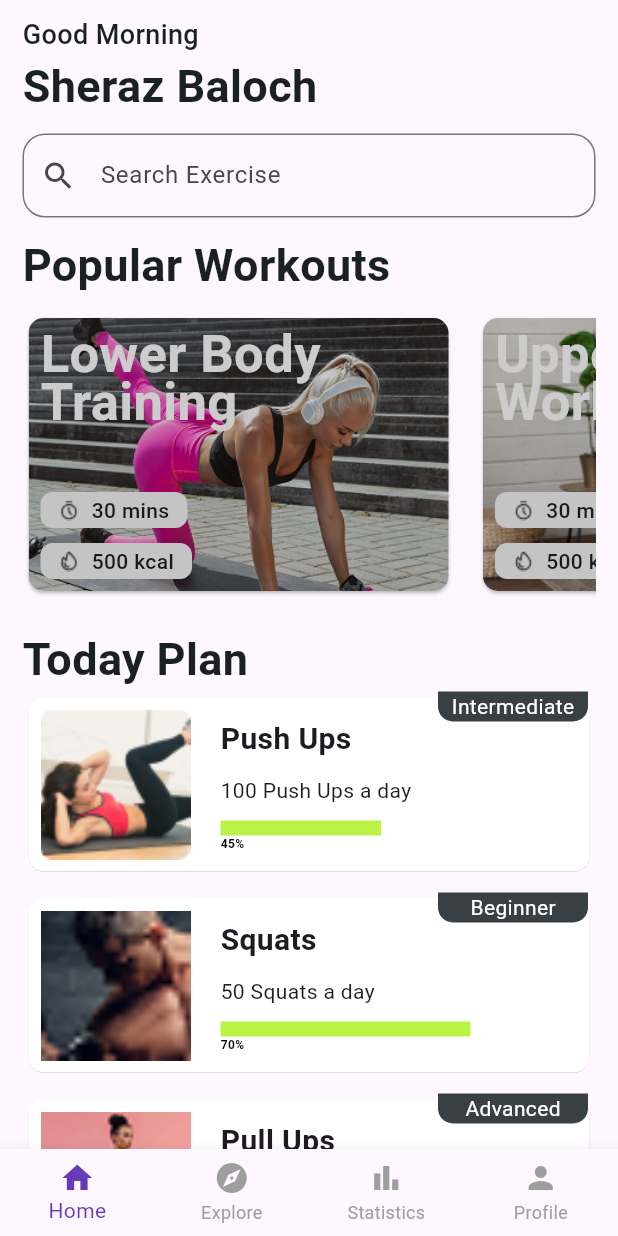
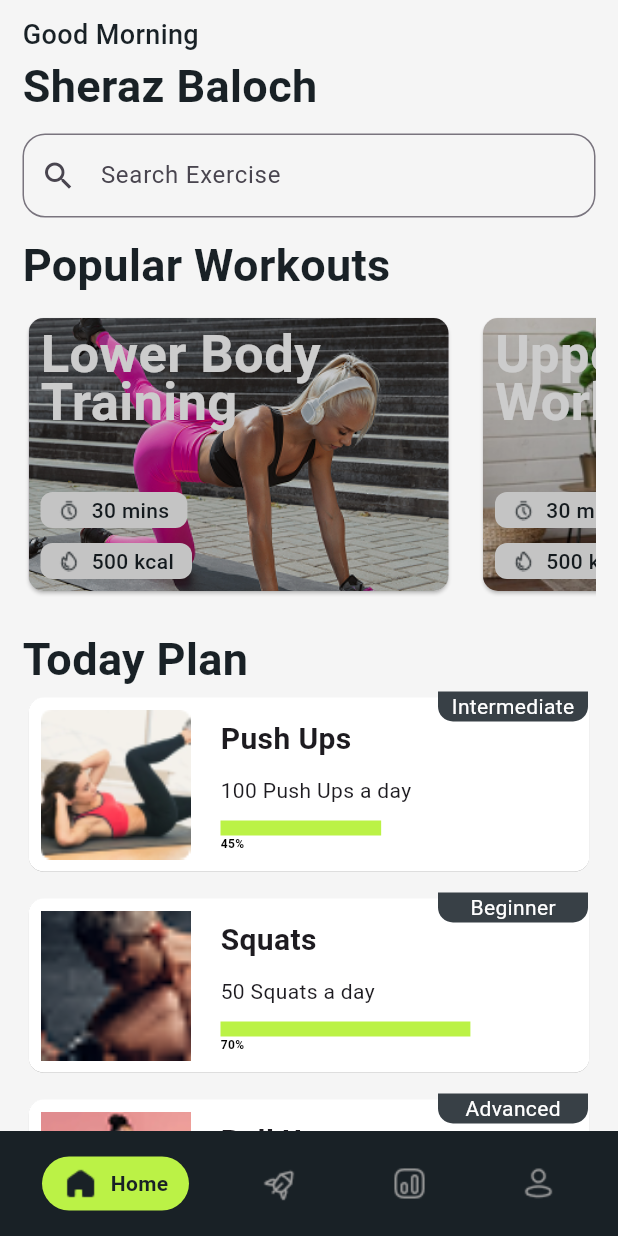
Before and after one commit to SherazArshad001/Fitness_Tracking_App, a Flutter app: the screen it shows after launch, on a phone screen of 412 x 824 dp. Run offline on Flutter 3.47's test engine with Material 3 defaults, Android fonts, the phone set to English and light mode, and no system bars.

Commit message:
customise the bottom navbar

```diff
--- a/lib/core/common/bottom_navbar/app_bottom_navbar.dart
+++ b/lib/core/common/bottom_navbar/app_bottom_navbar.dart
@@ -1,3 +1,5 @@
+import 'package:fitness_tracking_app/core/constants/app_colors.dart';
+import 'package:fitness_tracking_app/core/constants/app_images.dart';
 import 'package:fitness_tracking_app/features/analytics/pages/statistics_page.dart';
 import 'package:fitness_tracking_app/features/explore/pages/explore_page.dart';
 import 'package:fitness_tracking_app/features/profile/pages/profile_page.dart';
@@ -21,6 +23,20 @@ class BottomNavBarState extends State<BottomNavBar> {
     const ProfilePage(),
   ];
 
+  final List<String> _icons = [
+    AppImages.home,
+    AppImages.explore,
+    AppImages.analytics,
+    AppImages.profile,
+  ];
+
+  final List<String> _labels = [
+    'Home',
+    'Explore',
+    'Statistics',
+    'Profile',
+  ];
+
   void _onItemTapped(int index) {
     setState(() {
       _selectedIndex = index;
@@ -30,33 +46,59 @@ class BottomNavBarState extends State<BottomNavBar> {
   @override
   Widget build(BuildContext context) {
     return Scaffold(
+      backgroundColor: AppColors.background,
       body: _pages[_selectedIndex],
-      bottomNavigationBar: BottomNavigationBar(
-        currentIndex: _selectedIndex,
-        onTap: _onItemTapped,
-        type: BottomNavigationBarType.fixed,
-        selectedItemColor: Colors.deepPurple,
-        unselectedItemColor: Colors.grey,
-        showSelectedLabels: true,
-        showUnselectedLabels: true,
-        items: const [
-          BottomNavigationBarItem(
-            icon: Icon(Icons.home),
-            label: 'Home',
-          ),
-          BottomNavigationBarItem(
-            icon: Icon(Icons.explore),
-            label: 'Explore',
-          ),
-          BottomNavigationBarItem(
-            icon: Icon(Icons.bar_chart),
-            label: 'Statistics',
-          ),
-          BottomNavigationBarItem(
-            icon: Icon(Icons.person),
-            label: 'Profile',
-          ),
-        ],
+      bottomNavigationBar: Container(
+        color: AppColors.primaryDark,
+        height: 70,
+        padding: const EdgeInsets.symmetric(horizontal: 10.0, vertical: 8.0),
+        child: Row(
+          mainAxisAlignment: MainAxisAlignment.spaceAround,
+          children: List.generate(_icons.length, (index) {
+            final bool isSelected = _selectedIndex == index;
+            return Flexible(
+              child: GestureDetector(
+                onTap: () => _onItemTapped(index),
+                child: AnimatedContainer(
+                  duration: const Duration(milliseconds: 300),
+                  width: isSelected ? 100 : 50, // Keep within bounds
+                  height: 36,
+                  padding: const EdgeInsets.symmetric(horizontal: 8.0),
+                  decoration: BoxDecoration(
+                    color: isSelected ? AppColors.primary : Colors.transparent,
+                    borderRadius: BorderRadius.circular(20),
+                  ),
+                  child: FittedBox(
+                    fit: BoxFit.scaleDown,
+                    child: Row(
+                      mainAxisAlignment: MainAxisAlignment.center,
+                      children: [
+                        Image.asset(
+                          _icons[index],
+                          color:
+                              isSelected ? AppColors.primaryDark : Colors.grey,
+                          width: 24,
+                          height: 24,
+                        ),
+                        if (isSelected) ...[
+                          const SizedBox(width: 8),
+                          Text(
+                            _labels[index],
+                            style: TextStyle(
+                              color: AppColors.primaryDark,
+                              fontWeight: FontWeight.bold,
+                              fontSize: 14,
+                            ),
+                          ),
+                        ],
+                      ],
+                    ),
+                  ),
+                ),
+              ),
+            );
+          }),
+        ),
       ),
     );
   }
--- a/lib/features/analytics/pages/statistics_page.dart
+++ b/lib/features/analytics/pages/statistics_page.dart
@@ -1,3 +1,4 @@
+import 'package:fitness_tracking_app/core/constants/app_colors.dart';
 import 'package:flutter/material.dart';
 
 class StatisticsPage extends StatelessWidget {
@@ -5,6 +6,8 @@ class StatisticsPage extends StatelessWidget {
 
   @override
   Widget build(BuildContext context) {
-    return Container();
+    return Scaffold(
+      backgroundColor: AppColors.background,
+    );
   }
 }
--- a/lib/features/explore/pages/explore_page.dart
+++ b/lib/features/explore/pages/explore_page.dart
@@ -1,3 +1,4 @@
+import 'package:fitness_tracking_app/core/constants/app_colors.dart';
 import 'package:flutter/material.dart';
 
 class ExplorePage extends StatelessWidget {
@@ -5,6 +6,9 @@ class ExplorePage extends StatelessWidget {
 
   @override
   Widget build(BuildContext context) {
-    return Container();
+    return Scaffold(
+      backgroundColor: AppColors.background,
+
+    );
   }
 }
--- a/lib/features/home/pages/home_page.dart
+++ b/lib/features/home/pages/home_page.dart
@@ -17,6 +17,7 @@ class HomePage extends StatelessWidget {
     final exercise = ExerciseHelper.getExercises();
 
     return Scaffold(
+      backgroundColor: AppColors.background,
       body: GestureDetector(
         onTap: () {
           FocusScope.of(context).unfocus();
--- a/lib/features/profile/pages/profile_page.dart
+++ b/lib/features/profile/pages/profile_page.dart
@@ -1,3 +1,4 @@
+import 'package:fitness_tracking_app/core/constants/app_colors.dart';
 import 'package:flutter/material.dart';
 
 class ProfilePage extends StatelessWidget {
@@ -5,6 +6,9 @@ class ProfilePage extends StatelessWidget {
 
   @override
   Widget build(BuildContext context) {
-    return Container();
+    return Scaffold(
+      backgroundColor: AppColors.background,
+      body: Text('data'),
+    );
   }
 }
```
